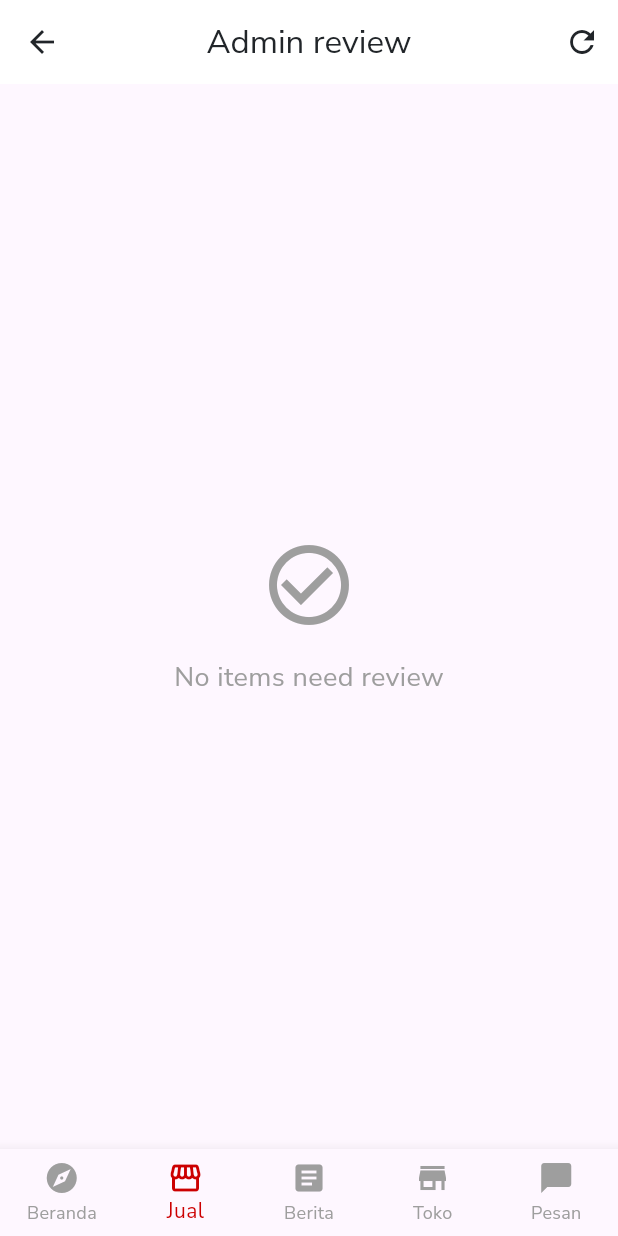
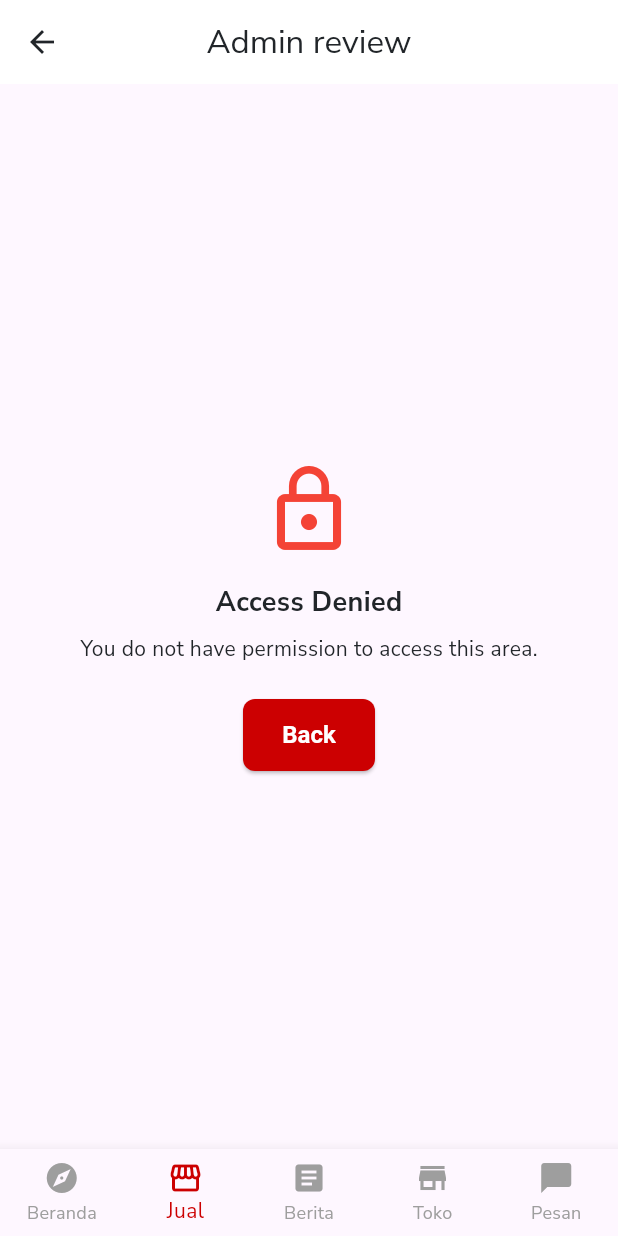
Before and after one commit to jbak2588/mozzy2, a Flutter app: the AdminReviewScreen screen opened by its route, on a phone screen of 412 x 824 dp. Run offline on Flutter 3.47's test engine with Material 3 defaults, Android fonts, the phone set to English and light mode, and no system bars; our stand-ins replace cloud_firestore, easy_localization, firebase_auth, firebase_core, firebase_storage, flutter_image_compress and 10 more; missing offline and left inert: geoflutterfire_plus; accounts and stored records are empty; generated files the repository leaves out were written again; statements that could not run were skipped.

Commit message:
feat(marketplace): implement admin role enforcement foundation (P2-B16)

```diff
--- a/assets/translations/en.json
+++ b/assets/translations/en.json
@@ -190,6 +190,14 @@
     "reviewStatus": "Review status",
     "needsReview": "Needs review",
     "reviewFailed": "Failed",
-    "reviewError": "Error"
+    "reviewError": "Error",
+    "adminAccessDenied": "Access Denied",
+    "adminAccessDeniedDesc": "You do not have permission to access this area.",
+    "role": {
+      "none": "None",
+      "reviewer": "Reviewer",
+      "admin": "Admin",
+      "superAdmin": "Super Admin"
+    }
   }
 }
--- /dev/null
+++ b/lib/mozzy_ii/domains/marketplace/models/admin_role_model.dart
@@ -0,0 +1,24 @@
+// ============================================================================
+// Mozzy DocHeader
+// Module        : Marketplace Domain
+// File          : lib/mozzy_ii/domains/marketplace/models/admin_role_model.dart
+// Purpose       : Marketplace 관리자 권한 모델 및 권한 로직 정의.
+// ============================================================================
+
+enum MarketplaceAdminRole {
+  none,
+  reviewer,
+  admin,
+  superAdmin,
+}
+
+extension MarketplaceAdminRoleX on MarketplaceAdminRole {
+  bool get canViewReviewQueue =>
+      this == MarketplaceAdminRole.reviewer ||
+      this == MarketplaceAdminRole.admin ||
+      this == MarketplaceAdminRole.superAdmin;
+
+  bool get canModerate =>
+      this == MarketplaceAdminRole.admin ||
+      this == MarketplaceAdminRole.superAdmin;
+}
--- a/lib/mozzy_ii/domains/marketplace/providers/marketplace_provider.dart
+++ b/lib/mozzy_ii/domains/marketplace/providers/marketplace_provider.dart
@@ -15,6 +15,7 @@ import '../repositories/ai_verification_report_repository.dart';
 import '../repositories/in_memory_ai_verification_report_repository.dart';
 import '../models/ai_verification_report_model.dart';
 import '../models/ai_review_queue_item_model.dart';
+import '../models/admin_role_model.dart';
 
 final currentMarketplaceUserIdProvider = Provider<String?>((ref) {
   if (IntegrationTestConfig.enabled) {
@@ -22,6 +23,21 @@ final currentMarketplaceUserIdProvider = Provider<String?>((ref) {
   }
   // This will throw if not logged in. The UI should prevent this.
   return FirebaseAuth.instance.currentUser?.uid;
+});
+
+final marketplaceAdminRoleProvider = Provider<MarketplaceAdminRole>((ref) {
+  if (IntegrationTestConfig.enabled) {
+    return MarketplaceAdminRole.admin;
+  }
+
+  // Foundation only:
+  // In production/release, default to none until server-side role source is added.
+  return MarketplaceAdminRole.none;
+});
+
+final canViewMarketplaceAdminReviewProvider = Provider<bool>((ref) {
+  final role = ref.watch(marketplaceAdminRoleProvider);
+  return role.canViewReviewQueue;
 });
 
 final _integrationMarketplaceRepository = InMemoryMarketplaceRepository();
--- a/lib/mozzy_ii/domains/marketplace/screens/admin_review_screen.dart
+++ b/lib/mozzy_ii/domains/marketplace/screens/admin_review_screen.dart
@@ -18,6 +18,35 @@ class AdminReviewScreen extends ConsumerWidget {
 
   @override
   Widget build(BuildContext context, WidgetRef ref) {
+    final canView = ref.watch(canViewMarketplaceAdminReviewProvider);
+
+    if (!canView) {
+      return Scaffold(
+        appBar: AppBar(title: Text('marketplace.adminReview'.tr())),
+        body: Center(
+          key: const Key('adminReviewAccessDenied'),
+          child: Column(
+            mainAxisAlignment: MainAxisAlignment.center,
+            children: [
+              const Icon(Icons.lock_outline, size: 64, color: Colors.red),
+              const SizedBox(height: 16),
+              Text(
+                'marketplace.adminAccessDenied'.tr(),
+                style: const TextStyle(fontSize: 18, fontWeight: FontWeight.bold),
+              ),
+              const SizedBox(height: 8),
+              Text('marketplace.adminAccessDeniedDesc'.tr()),
+              const SizedBox(height: 24),
+              ElevatedButton(
+                onPressed: () => context.pop(),
+                child: Text('common.back'.tr()),
+              ),
+            ],
+          ),
+        ),
+      );
+    }
+
     final queueAsync = ref.watch(aiReviewQueueProvider);
 
     return Scaffold(
--- a/lib/mozzy_ii/domains/marketplace/screens/marketplace_list_screen.dart
+++ b/lib/mozzy_ii/domains/marketplace/screens/marketplace_list_screen.dart
@@ -1,5 +1,4 @@
 import 'package:flutter/material.dart';
-import 'package:flutter/foundation.dart';
 import 'package:flutter_riverpod/flutter_riverpod.dart';
 import 'package:easy_localization/easy_localization.dart';
 import 'package:go_router/go_router.dart';
@@ -34,7 +33,7 @@ class _MarketplaceListScreenState extends ConsumerState<MarketplaceListScreen> {
             tooltip: 'marketplace.savedItems'.tr(),
             onPressed: () => context.push('/marketplace/saved'),
           ),
-          if (kDebugMode || IntegrationTestConfig.enabled)
+          if (ref.watch(canViewMarketplaceAdminReviewProvider))
             IconButton(
               key: const Key('marketplaceAdminReviewButton'),
               icon: const Icon(Icons.admin_panel_settings_outlined),
```
Also changed, not shown: assets/translations/id.json (+9 -1 lines), assets/translations/ko.json (+9 -1 lines), 7 other files.
